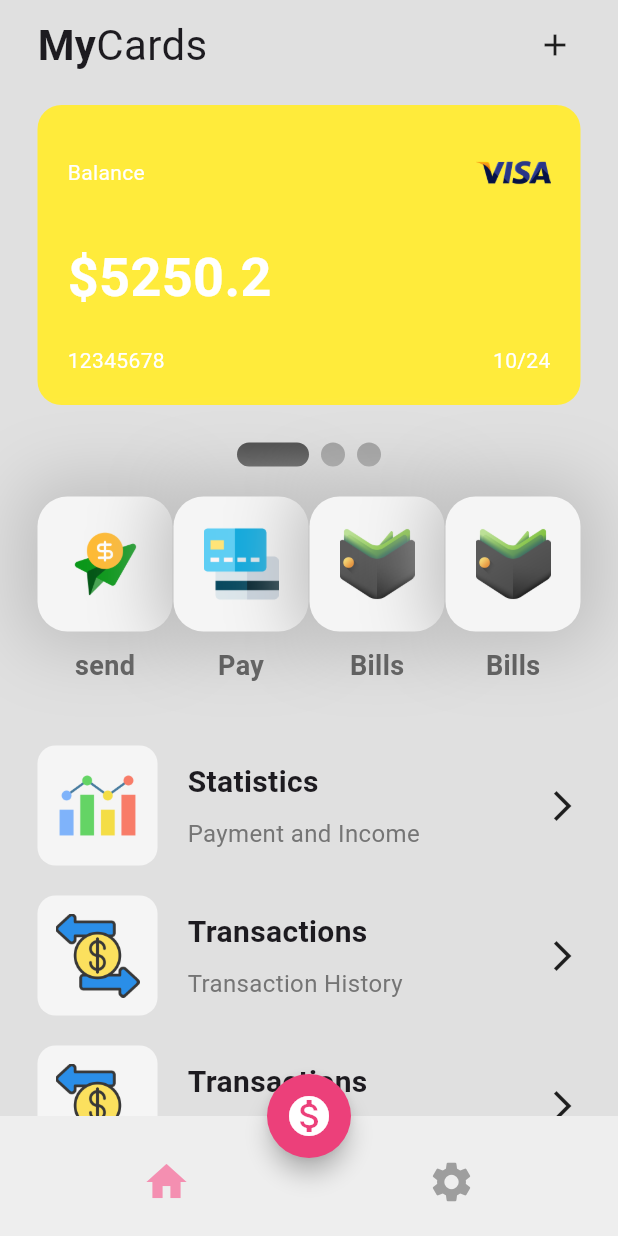
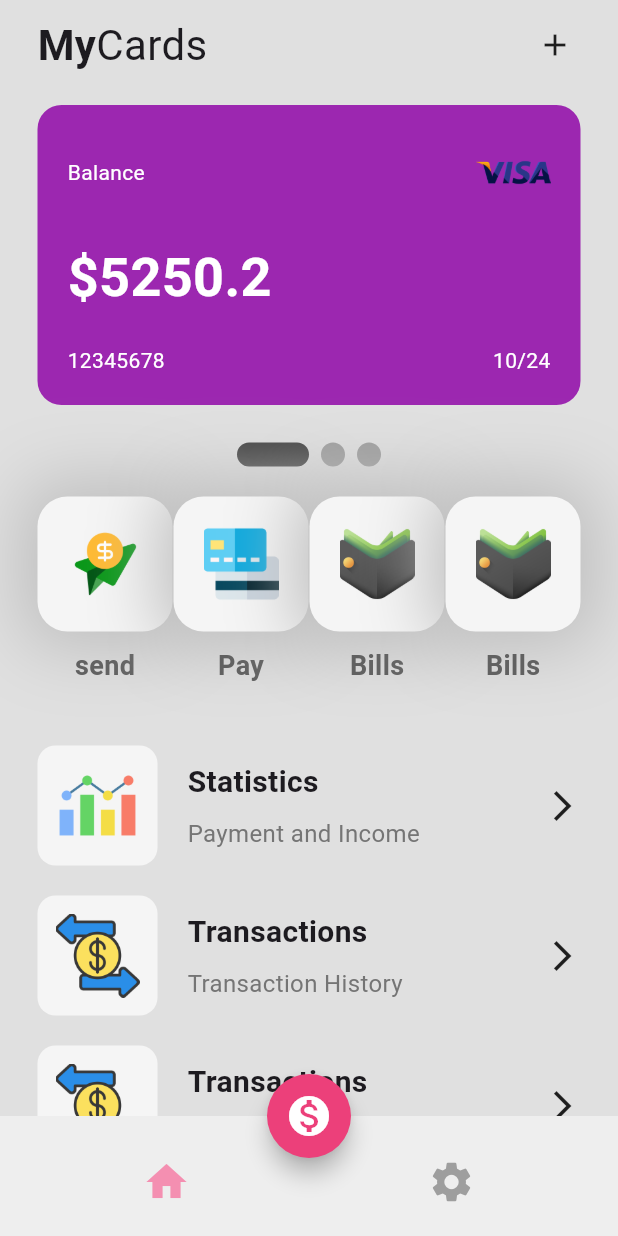
Before and after one commit to rafael-escalante/wallet_app_ui, a Flutter app: the screen it shows after launch, on a phone screen of 412 x 824 dp. Run offline on Flutter 3.47's test engine with Material 3 defaults, Android fonts, the phone set to English and light mode, and no system bars; drawn by our look-alikes of smooth_page_indicator.

Commit message:
Color_Cards

```diff
--- a/lib/pages/home_page.dart
+++ b/lib/pages/home_page.dart
@@ -113,7 +113,7 @@ class _HomePageState extends State<HomePage> {
                     cardNumber: 12345678,
                     expiryMonth: 10,
                     expiryYear: 24,
-                    color: Colors.yellow,
+                    color: Colors.purple,
                   ),
                   MyCard(
                     balance: 342.23,
```
